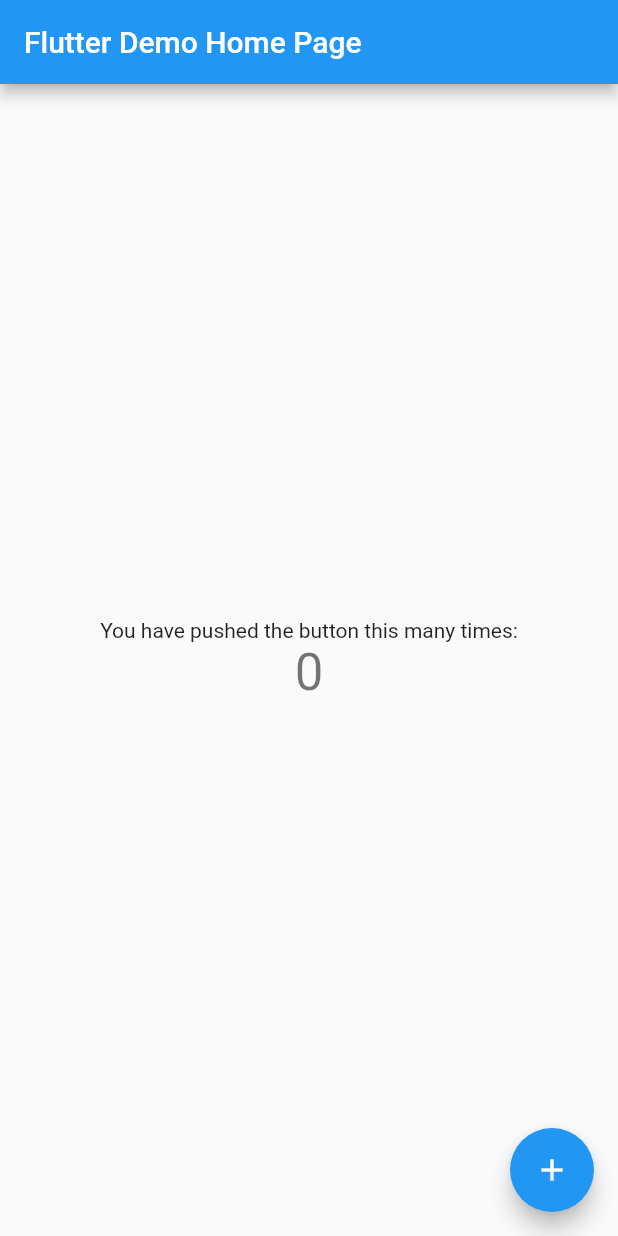
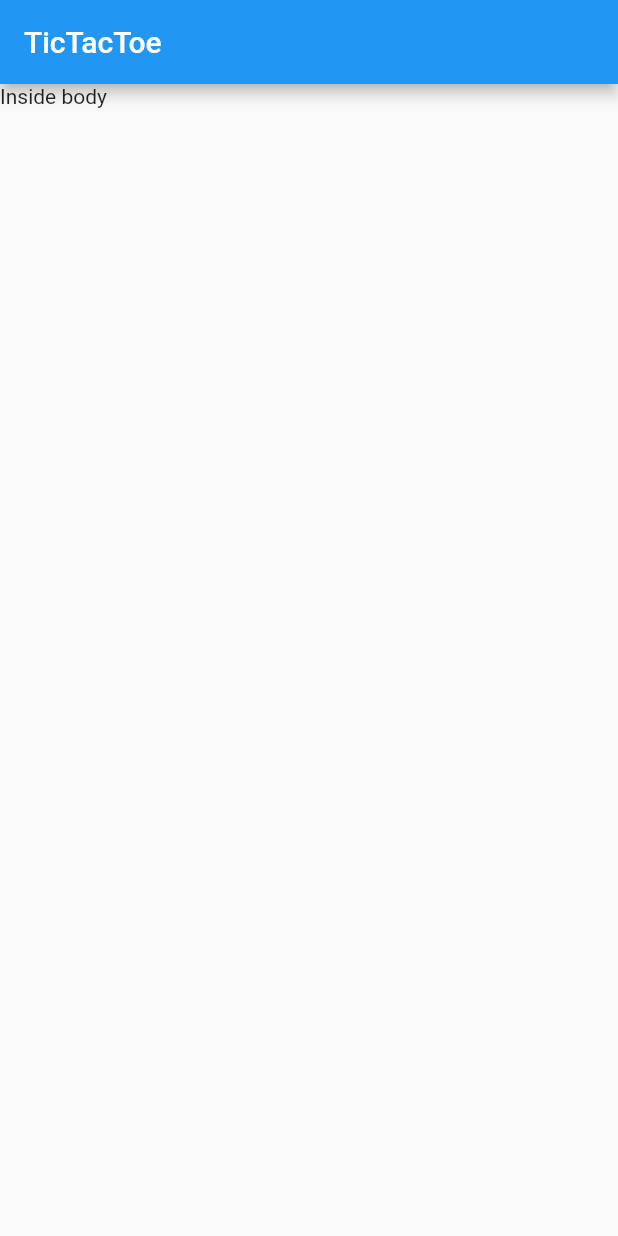
Before and after one commit to Dewin18/TicTacToe, a Flutter app: the screen it shows after launch, on a phone screen of 412 x 824 dp. Run offline on Flutter 3.47's test engine with Material 2 defaults, Android fonts, the phone set to English and light mode, and no system bars.

Commit message:
delete default content

```diff
--- a/tic_tac_toe/lib/main.dart
+++ b/tic_tac_toe/lib/main.dart
@@ -1,117 +1,21 @@
 import 'package:flutter/material.dart';
 
-void main() {
-  runApp(MyApp());
-}
+void main() => runApp(TicTacToe());
 
-class MyApp extends StatelessWidget {
-  // This widget is the root of your application.
+class TicTacToe extends StatelessWidget {
   @override
   Widget build(BuildContext context) {
     return MaterialApp(
-      title: 'Flutter Demo',
-      theme: ThemeData(
-        // This is the theme of your application.
-        //
-        // Try running your application with "flutter run". You'll see the
-        // application has a blue toolbar. Then, without quitting the app, try
-        // changing the primarySwatch below to Colors.green and then invoke
-        // "hot reload" (press "r" in the console where you ran "flutter run",
-        // or simply save your changes to "hot reload" in a Flutter IDE).
-        // Notice that the counter didn't reset back to zero; the application
-        // is not restarted.
-        primarySwatch: Colors.blue,
-        // This makes the visual density adapt to the platform that you run
-        // the app on. For desktop platforms, the controls will be smaller and
-        // closer together (more dense) than on mobile platforms.
-        visualDensity: VisualDensity.adaptivePlatformDensity,
+      home: Scaffold(
+        appBar: AppBar(
+          title: Text('TicTacToe'),
+        ),
+        body: Column(
+          children: [
+            Text('Inside body')
+          ],
+        ),
       ),
-      home: MyHomePage(title: 'Flutter Demo Home Page'),
     );
   }
 }
-
-class MyHomePage extends StatefulWidget {
-  MyHomePage({Key key, this.title}) : super(key: key);
-
-  // This widget is the home page of your application. It is stateful, meaning
-  // that it has a State object (defined below) that contains fields that affect
-  // how it looks.
-
-  // This class is the configuration for the state. It holds the values (in this
-  // case the title) provided by the parent (in this case the App widget) and
-  // used by the build method of the State. Fields in a Widget subclass are
-  // always marked "final".
-
-  final String title;
-
-  @override
-  _MyHomePageState createState() => _MyHomePageState();
-}
-
-class _MyHomePageState extends State<MyHomePage> {
-  int _counter = 0;
-
-  void _incrementCounter() {
-    setState(() {
-      // This call to setState tells the Flutter framework that something has
-      // changed in this State, which causes it to rerun the build method below
-      // so that the display can reflect the updated values. If we changed
-      // _counter without calling setState(), then the build method would not be
-      // called again, and so nothing would appear to happen.
-      _counter++;
-    });
-  }
-
-  @override
-  Widget build(BuildContext context) {
-    // This method is rerun every time setState is called, for instance as done
-    // by the _incrementCounter method above.
-    //
-    // The Flutter framework has been optimized to make rerunning build methods
-    // fast, so that you can just rebuild anything that needs updating rather
-    // than having to individually change instances of widgets.
-    return Scaffold(
-      appBar: AppBar(
-        // Here we take the value from the MyHomePage object that was created by
-        // the App.build method, and use it to set our appbar title.
-        title: Text(widget.title),
-      ),
-      body: Center(
-        // Center is a layout widget. It takes a single child and positions it
-        // in the middle of the parent.
-        child: Column(
-          // Column is also a layout widget. It takes a list of children and
-          // arranges them vertically. By default, it sizes itself to fit its
-          // children horizontally, and tries to be as tall as its parent.
-          //
-          // Invoke "debug painting" (press "p" in the console, choose the
-          // "Toggle Debug Paint" action from the Flutter Inspector in Android
-          // Studio, or the "Toggle Debug Paint" command in Visual Studio Code)
-          // to see the wireframe for each widget.
-          //
-          // Column has various properties to control how it sizes itself and
-          // how it positions its children. Here we use mainAxisAlignment to
-          // center the children vertically; the main axis here is the vertical
-          // axis because Columns are vertical (the cross axis would be
-          // horizontal).
-          mainAxisAlignment: MainAxisAlignment.center,
-          children: <Widget>[
-            Text(
-              'You have pushed the button this many times:',
-            ),
-            Text(
-              '$_counter',
-              style: Theme.of(context).textTheme.headline4,
-            ),
-          ],
-        ),
-      ),
-      floatingActionButton: FloatingActionButton(
-        onPressed: _incrementCounter,
-        tooltip: 'Increment',
-        child: Icon(Icons.add),
-      ), // This trailing comma makes auto-formatting nicer for build methods.
-    );
-  }
-}
```
Also changed, not shown: 1 other file.
